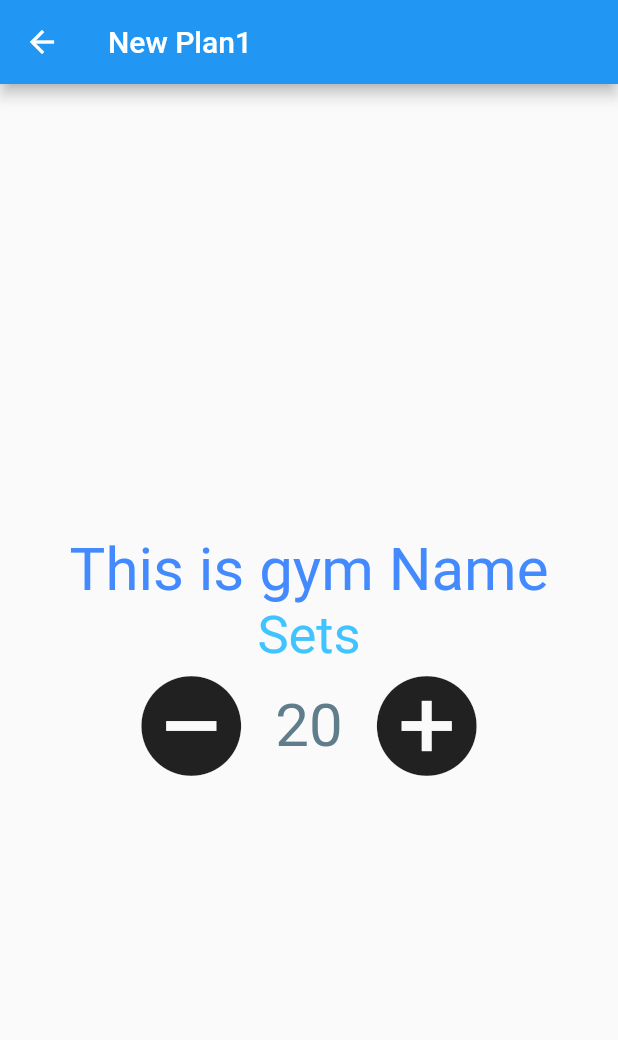
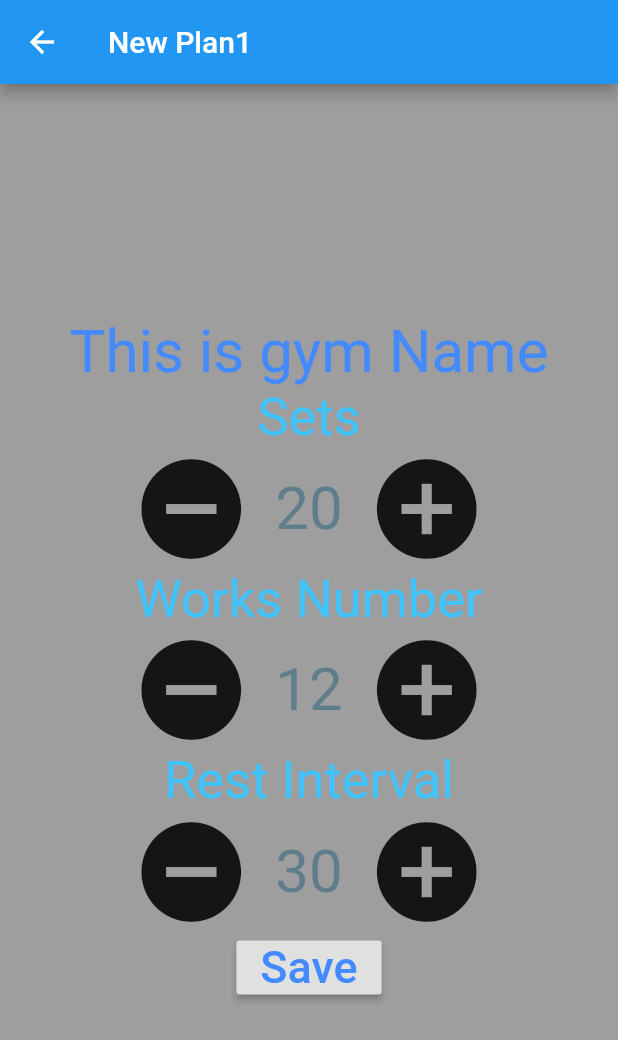
Before and after one commit to jyzgo/Gymo, a Flutter app: the NewPlanPage screen opened directly, on a phone screen of 412 x 824 dp. Shown: the top 1040 px of the screen. Run offline on Flutter 3.47's test engine with Material 2 defaults, Android fonts, the phone set to English and light mode, and no system bars.

Commit message:
Add other setts

```diff
--- a/lib/NewPlan.dart
+++ b/lib/NewPlan.dart
@@ -48,6 +48,7 @@ class _NewPlanPageState extends State<NewPlanPage> {
   Widget build(BuildContext context) {
     print('build');
     return Scaffold(
+        backgroundColor: Colors.grey,
         appBar: AppBar(
           title: Text(_planName),
         ),
@@ -59,19 +60,42 @@ class _NewPlanPageState extends State<NewPlanPage> {
                 'This is gym Name',
                 style: TextStyle(fontSize: 40, color: Colors.blueAccent),
               ),
-              Text(
-                'Sets',
-                style: TextStyle(fontSize: 35, color: Colors.lightBlueAccent),
-              ),
-              GymoSet(_setsNum, _onValueChanged)
+              _gymTitleText('Sets'),
+              GymoSet(_setsNum, _onSetValueChanged),
+              _gymTitleText('Works Number'),
+              GymoSet(_worksNum, _onWorksValueChanged),
+              _gymTitleText('Rest Interval'),
+              GymoSet(_restInterval, _onRestIntervalChanged),
+              RaisedButton(
+                child: Text('Save',
+                    style: TextStyle(fontSize: 30, color: Colors.blueAccent)),
+                onPressed: () {
+                  Navigator.pop(context);
+                  print('save pressed');
+                },
+              )
             ],
           ),
         ));
   }
 
-  void _onValueChanged(int v) {
+  Text _gymTitleText(String title) {
+    return Text(
+      title,
+      style: TextStyle(fontSize: 35, color: Colors.lightBlueAccent),
+    );
+  }
+
+  void _onSetValueChanged(int v) {
     _setsNum = _setsNum + v;
-    print("set num change to ${_setsNum}");
+  }
+
+  void _onWorksValueChanged(int v) {
+    _worksNum = _worksNum + v;
+  }
+
+  void _onRestIntervalChanged(int v) {
+    _restInterval = _restInterval + v;
   }
 
   @override
```
